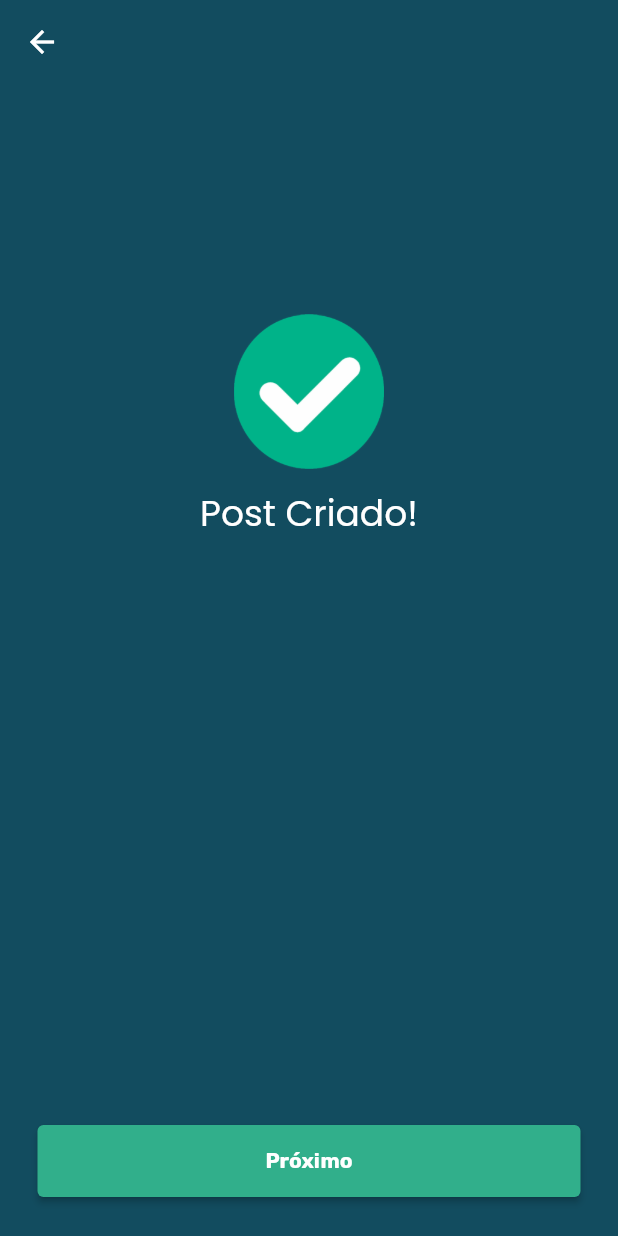
After one commit to antoniojosegteixeira/find_pet, a Flutter app: the PostDonePage screen opened by its route, on a phone screen of 412 x 824 dp. The commit adds this screen. Run offline on Flutter 3.47's test engine with Material 2 defaults, Android fonts, the phone set to English and light mode, and no system bars; our stand-ins replace bloc, dartz, dropdown_button2, equatable, flutter_bloc, flutter_modular and 2 more; accounts and stored records are empty.

Commit message:
feat: add post done page

```diff
--- a/lib/features/post_animal/post_animal_module.dart
+++ b/lib/features/post_animal/post_animal_module.dart
@@ -1,7 +1,9 @@
 import 'package:find_pet/features/post_animal/presentation/bloc/post_animal_bloc.dart';
 import 'package:find_pet/features/post_animal/presentation/pages/add_photo_page.dart';
 import 'package:find_pet/features/post_animal/presentation/pages/basic_informations_page.dart';
+import 'package:find_pet/features/post_animal/presentation/pages/location_page.dart';
 import 'package:find_pet/features/post_animal/presentation/pages/post_animal_page.dart';
+import 'package:find_pet/features/post_animal/presentation/pages/post_done_page.dart';
 import 'package:flutter_modular/flutter_modular.dart';
 import 'package:http/http.dart' as http;
 
@@ -25,6 +27,14 @@
         ChildRoute<dynamic>(
           '/add-photo/',
           child: (context, args) => const AddPhotoPage(),
+        ),
+        ChildRoute<dynamic>(
+          '/add-localization/',
+          child: (context, args) => const LocationPage(),
+        ),
+        ChildRoute<dynamic>(
+          '/post-done/',
+          child: (context, args) => const PostDonePage(),
         )
       ];
 }
--- a/lib/features/post_animal/presentation/pages/add_photo_page.dart
+++ b/lib/features/post_animal/presentation/pages/add_photo_page.dart
@@ -67,9 +67,12 @@
                           ),
                           const SizedBox(height: 17),
                           MainButton(
-                            disabled: true,
+                            disabled: false,
                             text: 'Próximo',
-                            onPressed: () {},
+                            onPressed: () {
+                              Modular.to
+                                  .pushNamed('/post-animal/add-localization/');
+                            },
                             backgroundColor: AppColors.colorGreenSuccess_300,
                           ),
                           const SizedBox(
--- /dev/null
+++ b/lib/features/post_animal/presentation/pages/post_done_page.dart
@@ -0,0 +1,78 @@
+import 'package:find_pet/core/themes/ui/app_colors.dart';
+import 'package:find_pet/core/themes/ui/app_fonts.dart';
+import 'package:find_pet/core/widgets/main_button.dart';
+import 'package:find_pet/features/post_animal/presentation/bloc/post_animal_bloc.dart';
+
+import 'package:flutter/material.dart';
+import 'package:flutter_modular/flutter_modular.dart';
+
+class PostDonePage extends StatefulWidget {
+  const PostDonePage({Key? key}) : super(key: key);
+
+  @override
+  State<PostDonePage> createState() => _PostDonePageState();
+}
+
+class _PostDonePageState extends State<PostDonePage> {
+  final GlobalKey<FormState> _formKey = GlobalKey<FormState>();
+  final bloc = Modular.get<PostAnimalBloc>();
+
+  final _appBar = AppBar(
+    backgroundColor: AppColors.colorDarkBlue_800,
+    foregroundColor: Colors.white,
+  );
+
+  @override
+  Widget build(BuildContext context) {
+    final size = MediaQuery.of(context).size;
+    final screenHeight = (size.height - _appBar.preferredSize.height) -
+        MediaQuery.of(context).padding.top;
+
+    return Scaffold(
+      resizeToAvoidBottomInset: true,
+      backgroundColor: AppColors.colorDarkBlue_800,
+      appBar: _appBar,
+      body: LayoutBuilder(
+        builder: (context, constraints) {
+          return SafeArea(
+              child: Padding(
+            padding: const EdgeInsets.symmetric(horizontal: 25.0),
+            child: Column(
+              children: [
+                SizedBox(height: screenHeight / 5),
+                Center(
+                  child: Image.asset(
+                    'assets/images/check.png',
+                    width: 100,
+                  ),
+                ),
+                const SizedBox(
+                  height: 15,
+                ),
+                Center(
+                  child: const Text('Post Criado!').body1(
+                    style: const TextStyle(
+                      color: Colors.white,
+                    ),
+                  ),
+                ),
+                const Spacer(),
+                MainButton(
+                  disabled: false,
+                  text: 'Próximo',
+                  onPressed: () {
+                    Modular.to.pushNamed('/post-animal/add-localization/');
+                  },
+                  backgroundColor: AppColors.colorGreenSuccess_300,
+                ),
+                const SizedBox(
+                  height: 26,
+                ),
+              ],
+            ),
+          ));
+        },
+      ),
+    );
+  }
+}
--- a/lib/features/post_animal/presentation/widgets/filled_input.dart
+++ b/lib/features/post_animal/presentation/widgets/filled_input.dart
@@ -5,17 +5,20 @@
   const FilledInput({
     Key? key,
     required this.controller,
+    required this.hint,
     this.validator,
-    required this.hint,
+    this.maxLines,
   }) : super(key: key);
 
   final TextEditingController controller;
+  final String hint;
   final String? Function(String?)? validator;
-  final String hint;
+  final int? maxLines;
 
   @override
   Widget build(BuildContext context) {
     return TextFormField(
+      maxLines: maxLines,
       controller: controller,
       keyboardType: TextInputType.visiblePassword,
       validator: validator,
--- a/pubspec.yaml
+++ b/pubspec.yaml
@@ -71,6 +71,7 @@
   # To add assets to your application, add an assets section, like this:
   assets:
     - assets/images/hero.png
+    - assets/images/check.png
 
   # An image asset can refer to one or more resolution-specific "variants", see
   # https://flutter.dev/assets-and-images/#resolution-aware
```
Also changed, not shown: assets/images/check.png (added).
